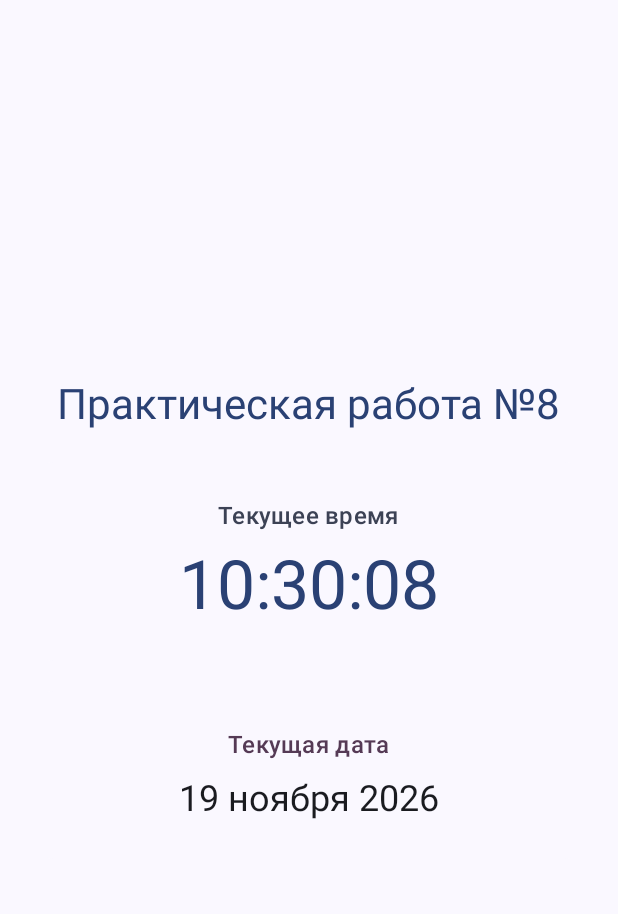
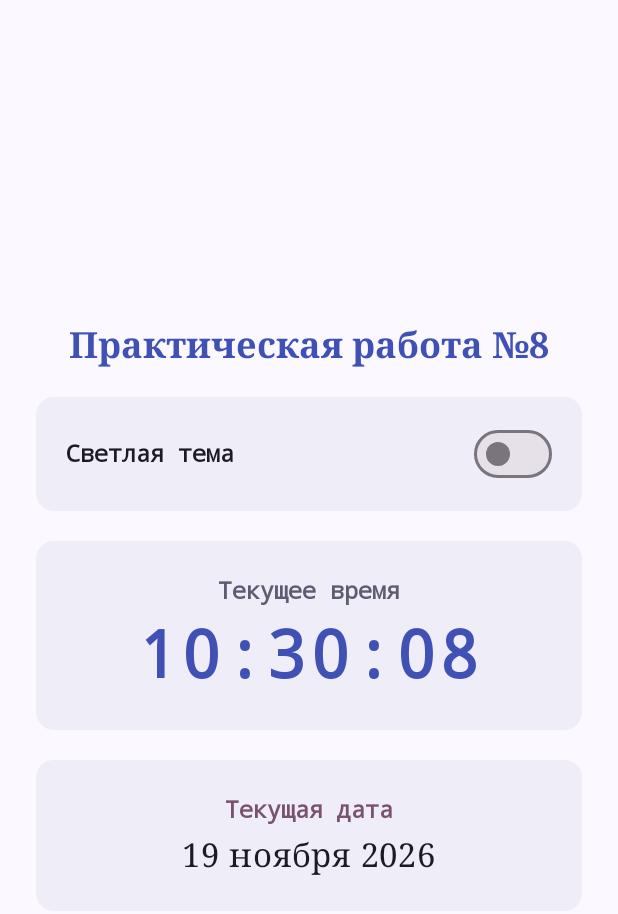
Before and after one commit to danilkilnevoy/pz8_Kilnevoy_PR-24.102, an Android app built with Jetpack Compose: the screen it shows after launch (MainActivity), on a phone screen of 412 x 824 dp. Shown: the top 914 px of the screen. Run offline under Robolectric (Android 15) with nearby library versions, the phone set to English and light mode, and no system bars.

Commit message:
Настроены светлая и тёмная темы, новые цвета и типографика

```diff
--- a/app/src/main/java/com/example/pz8_kilnevoy_pr_24102/MainActivity.kt
+++ b/app/src/main/java/com/example/pz8_kilnevoy_pr_24102/MainActivity.kt
@@ -3,6 +3,7 @@ package com.example.pz8_kilnevoy_pr_24102
 import android.os.Bundle
 import androidx.activity.ComponentActivity
 import androidx.activity.compose.setContent
+import androidx.compose.foundation.isSystemInDarkTheme
 import androidx.compose.foundation.layout.*
 import androidx.compose.material3.*
 import androidx.compose.runtime.*
@@ -20,12 +21,18 @@ class MainActivity : ComponentActivity() {
     override fun onCreate(savedInstanceState: Bundle?) {
         super.onCreate(savedInstanceState)
         setContent {
-            Pz8_Kilnevoy_PR24102Theme {
+            val systemDark = isSystemInDarkTheme()
+            var isDarkTheme by remember { mutableStateOf(systemDark) }
+
+            Pz8_Kilnevoy_PR24102Theme(darkTheme = isDarkTheme) {
                 Surface(
                     modifier = Modifier.fillMaxSize(),
                     color = MaterialTheme.colorScheme.background
                 ) {
-                    ClockAndDateScreen()
+                    ClockAndDateScreen(
+                        isDarkTheme = isDarkTheme,
+                        onToggleTheme = { isDarkTheme = it }
+                    )
                 }
             }
         }
@@ -44,7 +51,10 @@ fun getCurrentDate(): String {
 }
 
 @Composable
-fun ClockAndDateScreen() {
+fun ClockAndDateScreen(
+    isDarkTheme: Boolean,
+    onToggleTheme: (Boolean) -> Unit
+) {
     var currentTime by remember { mutableStateOf(getCurrentTime()) }
     var currentDate by remember { mutableStateOf(getCurrentDate()) }
 
@@ -69,6 +79,31 @@ fun ClockAndDateScreen() {
             style = MaterialTheme.typography.headlineMedium,
             color = MaterialTheme.colorScheme.primary
         )
+
+        // Переключатель светлой и тёмной темы
+        Card(
+            colors = CardDefaults.cardColors(
+                containerColor = MaterialTheme.colorScheme.surface
+            ),
+            modifier = Modifier.fillMaxWidth()
+        ) {
+            Row(
+                modifier = Modifier
+                    .fillMaxWidth()
+                    .padding(horizontal = 20.dp, vertical = 14.dp),
+                verticalAlignment = Alignment.CenterVertically,
+                horizontalArrangement = Arrangement.SpaceBetween
+            ) {
+                Text(
+                    text = if (isDarkTheme) "Тёмная тема" else "Светлая тема",
+                    style = MaterialTheme.typography.titleMedium
+                )
+                Switch(
+                    checked = isDarkTheme,
+                    onCheckedChange = onToggleTheme
+                )
+            }
+        }
 
         // Элемент 1: часы в реальном времени (ЧЧ:ММ:СС)
         ClockElement(time = currentTime)
@@ -136,12 +171,22 @@ fun DateElement(date: String) {
     }
 }
 
-@Preview(showBackground = true)
+@Preview(showBackground = true, name = "Светлая тема")
 @Composable
-fun ClockAndDatePreview() {
-    Pz8_Kilnevoy_PR24102Theme {
+fun LightThemePreview() {
+    Pz8_Kilnevoy_PR24102Theme(darkTheme = false) {
         Surface(color = MaterialTheme.colorScheme.background) {
-            ClockAndDateScreen()
+            ClockAndDateScreen(isDarkTheme = false, onToggleTheme = {})
         }
     }
 }
+
+@Preview(showBackground = true, name = "Тёмная тема")
+@Composable
+fun DarkThemePreview() {
+    Pz8_Kilnevoy_PR24102Theme(darkTheme = true) {
+        Surface(color = MaterialTheme.colorScheme.background) {
+            ClockAndDateScreen(isDarkTheme = true, onToggleTheme = {})
+        }
+    }
+}
--- a/app/src/main/java/com/example/pz8_kilnevoy_pr_24102/ui/theme/Color.kt
+++ b/app/src/main/java/com/example/pz8_kilnevoy_pr_24102/ui/theme/Color.kt
@@ -2,10 +2,16 @@ package com.example.pz8_kilnevoy_pr_24102.ui.theme
 
 import androidx.compose.ui.graphics.Color
 
-val Purple80 = Color(0xFFD0BCFF)
-val PurpleGrey80 = Color(0xFFCCC2DC)
-val Pink80 = Color(0xFFEFB8C8)
+// Светлая тема
+val LightPrimary = Color(0xFF3F51B5)
+val LightSecondary = Color(0xFF5C5D72)
+val LightTertiary = Color(0xFF78536B)
+val LightBackground = Color(0xFFFBF8FF)
+val LightSurface = Color(0xFFEFEDF7)
 
-val Purple40 = Color(0xFF6650a4)
-val PurpleGrey40 = Color(0xFF625b71)
-val Pink40 = Color(0xFF7D5260)
+// Тёмная тема
+val DarkPrimary = Color(0xFFBAC3FF)
+val DarkSecondary = Color(0xFFC4C5DD)
+val DarkTertiary = Color(0xFFE7B9D5)
+val DarkBackground = Color(0xFF12131C)
+val DarkSurface = Color(0xFF1E202B)
--- a/app/src/main/java/com/example/pz8_kilnevoy_pr_24102/ui/theme/Theme.kt
+++ b/app/src/main/java/com/example/pz8_kilnevoy_pr_24102/ui/theme/Theme.kt
@@ -1,58 +1,44 @@
 package com.example.pz8_kilnevoy_pr_24102.ui.theme
 
-import android.app.Activity
-import android.os.Build
 import androidx.compose.foundation.isSystemInDarkTheme
 import androidx.compose.material3.MaterialTheme
 import androidx.compose.material3.darkColorScheme
-import androidx.compose.material3.dynamicDarkColorScheme
-import androidx.compose.material3.dynamicLightColorScheme
 import androidx.compose.material3.lightColorScheme
 import androidx.compose.runtime.Composable
-import androidx.compose.ui.platform.LocalContext
+import androidx.compose.ui.graphics.Color
 
 private val DarkColorScheme = darkColorScheme(
-    primary = Purple80,
-    secondary = PurpleGrey80,
-    tertiary = Pink80
+    primary = DarkPrimary,
+    onPrimary = Color(0xFF0A227A),
+    secondary = DarkSecondary,
+    tertiary = DarkTertiary,
+    background = DarkBackground,
+    surface = DarkSurface,
+    onBackground = Color(0xFFE3E1EC),
+    onSurface = Color(0xFFE3E1EC)
 )
 
 private val LightColorScheme = lightColorScheme(
-    primary = Purple40,
-    secondary = PurpleGrey40,
-    tertiary = Pink40
-
-    /* Other default colors to override
-    background = Color(0xFFFFFBFE),
-    surface = Color(0xFFFFFBFE),
+    primary = LightPrimary,
     onPrimary = Color.White,
-    onSecondary = Color.White,
-    onTertiary = Color.White,
-    onBackground = Color(0xFF1C1B1F),
-    onSurface = Color(0xFF1C1B1F),
-    */
+    secondary = LightSecondary,
+    tertiary = LightTertiary,
+    background = LightBackground,
+    surface = LightSurface,
+    onBackground = Color(0xFF1A1B23),
+    onSurface = Color(0xFF1A1B23)
 )
 
 @Composable
 fun Pz8_Kilnevoy_PR24102Theme(
     darkTheme: Boolean = isSystemInDarkTheme(),
-    // Dynamic color is available on Android 12+
-    dynamicColor: Boolean = true,
     content: @Composable () -> Unit
 ) {
-    val colorScheme = when {
-        dynamicColor && Build.VERSION.SDK_INT >= Build.VERSION_CODES.S -> {
-            val context = LocalContext.current
-            if (darkTheme) dynamicDarkColorScheme(context) else dynamicLightColorScheme(context)
-        }
-
-        darkTheme -> DarkColorScheme
-        else -> LightColorScheme
-    }
+    val colorScheme = if (darkTheme) DarkColorScheme else LightColorScheme
 
     MaterialTheme(
         colorScheme = colorScheme,
-        typography = Typography,
+        typography = AppTypography,
         content = content
     )
 }
--- a/app/src/main/java/com/example/pz8_kilnevoy_pr_24102/ui/theme/Type.kt
+++ b/app/src/main/java/com/example/pz8_kilnevoy_pr_24102/ui/theme/Type.kt
@@ -6,29 +6,37 @@ import androidx.compose.ui.text.font.FontFamily
 import androidx.compose.ui.text.font.FontWeight
 import androidx.compose.ui.unit.sp
 
-// Set of Material typography styles to start with
-val Typography = Typography(
+val AppTypography = Typography(
+    displayMedium = TextStyle(
+        fontFamily = FontFamily.Monospace,
+        fontWeight = FontWeight.Bold,
+        fontSize = 44.sp,
+        lineHeight = 52.sp,
+        letterSpacing = 2.sp
+    ),
+    headlineMedium = TextStyle(
+        fontFamily = FontFamily.Serif,
+        fontWeight = FontWeight.Bold,
+        fontSize = 24.sp,
+        lineHeight = 30.sp
+    ),
+    headlineSmall = TextStyle(
+        fontFamily = FontFamily.Serif,
+        fontWeight = FontWeight.Medium,
+        fontSize = 22.sp,
+        lineHeight = 28.sp,
+        letterSpacing = 0.5.sp
+    ),
+    titleMedium = TextStyle(
+        fontFamily = FontFamily.Monospace,
+        fontWeight = FontWeight.SemiBold,
+        fontSize = 16.sp,
+        lineHeight = 22.sp
+    ),
     bodyLarge = TextStyle(
-        fontFamily = FontFamily.Default,
+        fontFamily = FontFamily.Serif,
         fontWeight = FontWeight.Normal,
         fontSize = 16.sp,
-        lineHeight = 24.sp,
-        letterSpacing = 0.5.sp
+        lineHeight = 24.sp
     )
-    /* Other default text styles to override
-    titleLarge = TextStyle(
-        fontFamily = FontFamily.Default,
-        fontWeight = FontWeight.Normal,
-        fontSize = 22.sp,
-        lineHeight = 28.sp,
-        letterSpacing = 0.sp
-    ),
-    labelSmall = TextStyle(
-        fontFamily = FontFamily.Default,
-        fontWeight = FontWeight.Medium,
-        fontSize = 11.sp,
-        lineHeight = 16.sp,
-        letterSpacing = 0.5.sp
-    )
-    */
 )
```
